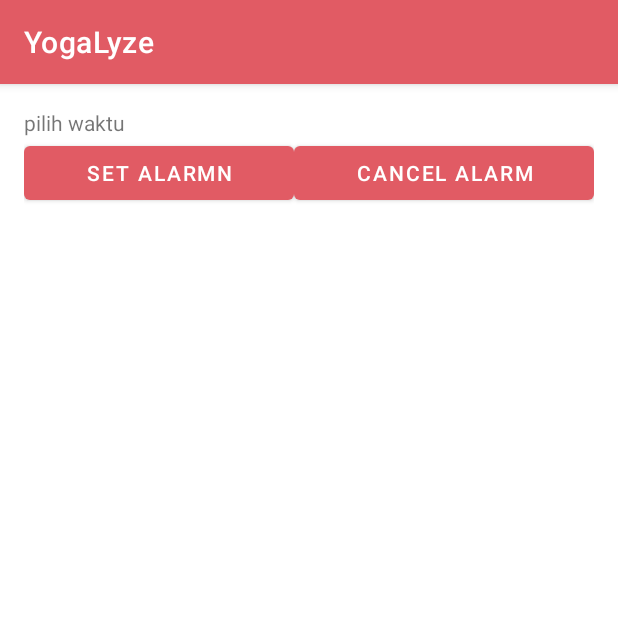
After one commit to YogaLyze/yogalyze-android-app, an Android app: the AlarmActivity screen opened directly, with no data from a screen before it, on a phone screen of 412 x 824 dp, the top half of it. The commit adds this screen. Run offline under Robolectric (Android 15) with nearby library versions, the phone set to English and light mode, and no system bars.

Commit message:
update code

```diff
--- a/app/src/main/java/com/bangkit/yogalyze/MainViewModel.kt
+++ b/app/src/main/java/com/bangkit/yogalyze/MainViewModel.kt
@@ -4,7 +4,9 @@ import androidx.lifecycle.LiveData
 import androidx.lifecycle.ViewModel
 import androidx.lifecycle.ViewModelProvider
 import androidx.lifecycle.asLiveData
+import androidx.lifecycle.viewModelScope
 import com.bangkit.yogalyze.api.response.LoginResponse
+import kotlinx.coroutines.launch
 
 
 class MainViewModel (private var pref: UserPreference) : ViewModel() {
--- /dev/null
+++ b/app/src/main/java/com/bangkit/yogalyze/ui/alarm/AlarmActivity.kt
@@ -0,0 +1,67 @@
+package com.bangkit.yogalyze.ui.alarm
+
+import android.app.AlarmManager
+import android.content.Context
+import androidx.appcompat.app.AppCompatActivity
+import android.os.Bundle
+import android.widget.Toast
+import com.bangkit.yogalyze.R
+import com.bangkit.yogalyze.databinding.ActivityAlarmBinding
+import java.text.SimpleDateFormat
+import java.util.Calendar
+import java.util.Date
+import java.util.Locale
+
+class AlarmActivity : AppCompatActivity(), TimePickerFragment.DialogTimeListener {
+
+    private var binding : ActivityAlarmBinding? = null
+    private lateinit var alarmReceiver: AlarmReceiver
+
+    companion object {
+        private const val DATE_PICKER_TAG = "DatePicker"
+        private const val TIME_PICKER_ONCE_TAG = "TimePickerOnce"
+        private const val TIME_PICKER_REPEAT_TAG = "TimePickerRepeat"
+    }
+
+    override fun onCreate(savedInstanceState: Bundle?) {
+        super.onCreate(savedInstanceState)
+        binding = ActivityAlarmBinding.inflate(layoutInflater)
+        setContentView(binding?.root)
+
+
+            val timePickerFragmentRepeat = TimePickerFragment()
+            timePickerFragmentRepeat.show(supportFragmentManager, TIME_PICKER_REPEAT_TAG)
+
+        binding?.btnSetRepeatingAlarm?.setOnClickListener(){
+            val repeatTime = binding?.tvRepeatingTime?.text.toString()
+            alarmReceiver.setRepeatingAlarm(this, AlarmReceiver.TYPE_REPEATING,
+                repeatTime)
+        }
+        binding?.btnCancelRepeatingAlarm?.setOnClickListener(){
+            alarmReceiver.cancelAlarm(this, AlarmReceiver.TYPE_REPEATING)
+        }
+    }
+
+    override fun onDialogTimeSet(tag: String?, hourOfDay: Int, minute: Int) {
+
+        // Siapkan time formatter-nya terlebih dahulu
+        val calendar = Calendar.getInstance()
+        calendar.set(Calendar.HOUR_OF_DAY, hourOfDay)
+        calendar.set(Calendar.MINUTE, minute)
+
+        val dateFormat = SimpleDateFormat("HH:mm", Locale.getDefault())
+
+        // Set text dari textview berdasarkan tag
+        when (tag) {
+            TIME_PICKER_REPEAT_TAG -> binding?.tvRepeatingTime?.text = dateFormat.format(calendar.time)
+            else -> {
+            }
+        }
+    }
+
+    override fun onDestroy() {
+        super.onDestroy()
+
+        binding = null
+    }
+}
--- /dev/null
+++ b/app/src/main/java/com/bangkit/yogalyze/ui/alarm/TimePickerFragment.kt
@@ -0,0 +1,41 @@
+package com.bangkit.yogalyze.ui.alarm
+
+import android.app.Dialog
+import android.app.TimePickerDialog
+import android.content.Context
+import android.os.Bundle
+import android.widget.TimePicker
+import androidx.fragment.app.DialogFragment
+import java.util.Calendar
+
+class TimePickerFragment : DialogFragment(), TimePickerDialog.OnTimeSetListener {
+
+    private var mListener: DialogTimeListener? = null
+    override fun onAttach(context: Context) {
+        super.onAttach(context)
+        mListener = context as DialogTimeListener?
+    }
+
+    override fun onDetach() {
+        super.onDetach()
+        if (mListener != null) {
+            mListener = null
+        }
+    }
+    override fun onCreateDialog(savedInstanceState: Bundle?): Dialog {
+        val calendar = Calendar.getInstance()
+        val hour = calendar.get(Calendar.HOUR_OF_DAY)
+        val minute = calendar.get(Calendar.MINUTE)
+        val formatHour24 = true
+
+        return TimePickerDialog(activity, this, hour, minute, formatHour24)
+    }
+
+    override fun onTimeSet(view: TimePicker, hourOfDay: Int, minute: Int) {
+        mListener?.onDialogTimeSet(tag, hourOfDay, minute)
+    }
+
+    interface DialogTimeListener {
+        fun onDialogTimeSet(tag: String?, hourOfDay: Int, minute: Int)
+    }
+}
--- a/app/src/main/java/com/bangkit/yogalyze/ui/home/HomeFragment.kt
+++ b/app/src/main/java/com/bangkit/yogalyze/ui/home/HomeFragment.kt
@@ -8,17 +8,12 @@ import android.view.LayoutInflater
 import android.view.View
 import android.view.ViewGroup
 import android.widget.SearchView
-import android.widget.TextView
-import android.widget.Toast
-import androidx.activity.viewModels
 import androidx.datastore.core.DataStore
 import androidx.datastore.preferences.core.Preferences
 import androidx.datastore.preferences.preferencesDataStore
 import androidx.fragment.app.Fragment
 import androidx.fragment.app.viewModels
-import androidx.lifecycle.ViewModelProvider
 import androidx.recyclerview.widget.LinearLayoutManager
-import androidx.recyclerview.widget.RecyclerView
 import com.bangkit.yogalyze.UserPreference
 import com.bangkit.yogalyze.adapter.YogaAdapter
 import com.bangkit.yogalyze.databinding.FragmentHomeBinding
--- /dev/null
+++ b/app/src/main/res/drawable/ic_access_time_black.xml
@@ -0,0 +1,6 @@
+<vector android:height="24dp" android:tint="#000000"
+    android:viewportHeight="24" android:viewportWidth="24"
+    android:width="24dp" xmlns:android="http://schemas.android.com/apk/res/android">
+    <path android:fillColor="@android:color/white" android:pathData="M11.99,2C6.47,2 2,6.48 2,12s4.47,10 9.99,10C17.52,22 22,17.52 22,12S17.52,2 11.99,2zM12,20c-4.42,0 -8,-3.58 -8,-8s3.58,-8 8,-8 8,3.58 8,8 -3.58,8 -8,8z"/>
+    <path android:fillColor="@android:color/white" android:pathData="M12.5,7H11v6l5.25,3.15 0.75,-1.23 -4.5,-2.67z"/>
+</vector>
--- /dev/null
+++ b/app/src/main/res/layout/activity_alarm.xml
@@ -0,0 +1,54 @@
+<?xml version="1.0" encoding="utf-8"?>
+<LinearLayout xmlns:android="http://schemas.android.com/apk/res/android"
+    xmlns:tools="http://schemas.android.com/tools"
+    android:id="@+id/container"
+    android:layout_width="match_parent"
+    android:layout_height="wrap_content"
+    android:orientation="vertical"
+    android:padding="16dp"
+    tools:context=".ui.alarm.AlarmActivity">
+
+<!--    <TextView-->
+<!--        android:layout_width="match_parent"-->
+<!--        android:layout_height="wrap_content"-->
+<!--        android:layout_marginBottom="16dp"-->
+<!--        android:text="@string/repeating_alarm"-->
+<!--        android:textSize="16sp"-->
+<!--        android:textStyle="bold" />-->
+<!--    <LinearLayout-->
+<!--        android:layout_width="match_parent"-->
+<!--        android:layout_height="wrap_content"-->
+<!--        android:gravity="center_vertical"-->
+<!--        android:orientation="horizontal">-->
+<!--        <ImageButton-->
+<!--            android:id="@+id/btn_repeating_time"-->
+<!--            android:layout_width="50dp"-->
+<!--            android:layout_height="wrap_content"-->
+<!--            android:src="@drawable/ic_access_time_black" />-->
+        <TextView
+            android:id="@+id/tv_repeating_time"
+            android:layout_width="wrap_content"
+            android:layout_height="wrap_content"
+            android:text="pilih waktu" />
+<!--    </LinearLayout>-->
+
+    <LinearLayout
+        android:layout_width="match_parent"
+        android:layout_height="wrap_content"
+        android:gravity="center"
+        android:orientation="horizontal">
+        <Button
+            android:id="@+id/btn_set_repeating_alarm"
+            android:layout_width="wrap_content"
+            android:layout_height="wrap_content"
+            android:layout_weight="0.5"
+            android:text="set alarmn" />
+
+        <Button
+            android:id="@+id/btn_cancel_repeating_alarm"
+            android:layout_width="wrap_content"
+            android:layout_height="wrap_content"
+            android:layout_weight="0.5"
+            android:text="cancel alarm" />
+    </LinearLayout>
+</LinearLayout>
--- a/app/src/main/res/values/strings.xml
+++ b/app/src/main/res/values/strings.xml
@@ -108,5 +108,4 @@
     <string name="confirm_password">Confirm Password</string>
     <string name="Minutes">\u0020Min</string>
     <string name="sec">\u0020Sec</string>
-    <string name="coba">coba</string>
 </resources>
```
Also changed, not shown: app/src/main/AndroidManifest.xml (+29 -7 lines), app/src/main/java/com/bangkit/yogalyze/ui/alarm/AlarmReceiver.kt (added, +137 -0 lines), app/src/main/java/com/bangkit/yogalyze/ui/profile/ProfileFragment.kt (+18 -5 lines), app/src/main/res/values/themes.xml (+19 -0 lines).
